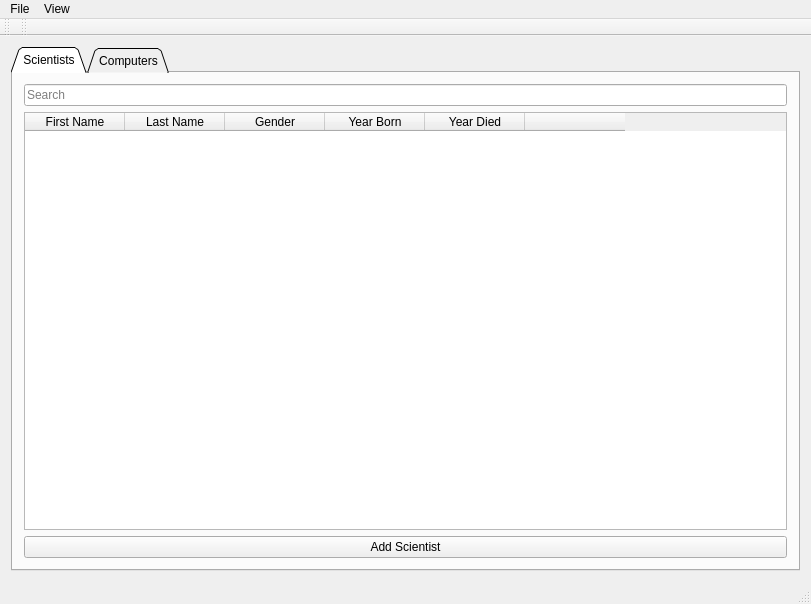
Qt form Display/mainwindow.ui (alexi15/verk1) before a commit.
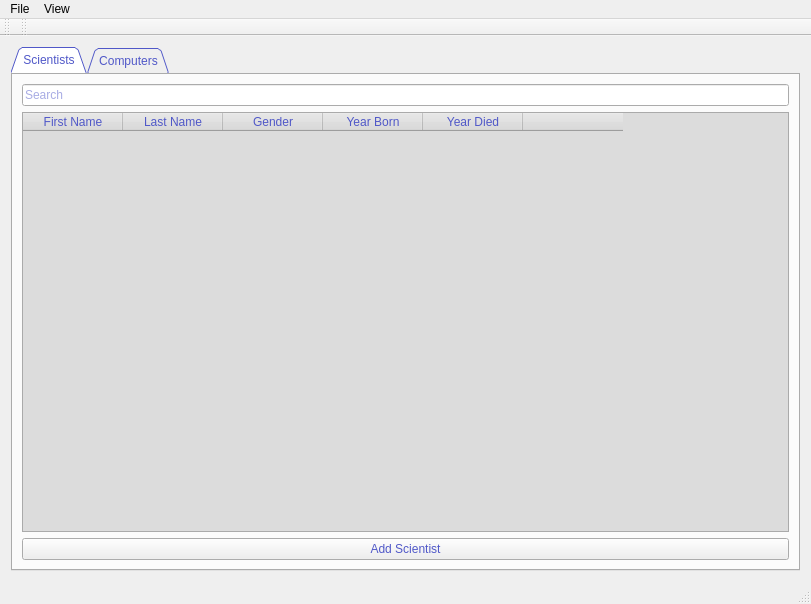
The same form after that commit.

The edit to the form file:
```diff
--- a/Display/mainwindow.ui
+++ b/Display/mainwindow.ui
@@ -17,6 +17,16 @@
    <layout class="QVBoxLayout" name="verticalLayout">
     <item>
      <widget class="QTabWidget" name="tabList">
+      <property name="styleSheet">
+       <string notr="true">color: rgb(0, 0, 255);
+font: 75 8pt &quot;MS Shell Dlg 2&quot;;
+font: 75 8pt &quot;MS Shell Dlg 2&quot;;
+gridline-color: rgb(157, 76, 255);
+border-top-color: rgb(85, 0, 255);
+border-color: rgb(170, 170, 255);
+color: rgb(80, 88, 200);
+alternate-background-color: rgb(102, 128, 200);</string>
+      </property>
       <property name="tabShape">
        <enum>QTabWidget::Triangular</enum>
       </property>
@@ -51,6 +61,13 @@
             <property name="acceptDrops">
              <bool>false</bool>
             </property>
+            <property name="styleSheet">
+             <string notr="true">background-color: rgb(220, 220, 220);
+font: italic 8pt &quot;MS Shell Dlg 2&quot;;
+font: 75 8pt &quot;MS Shell Dlg 2&quot;;
+
+selection-background-color: rgb(255, 0, 127);</string>
+            </property>
             <property name="verticalScrollBarPolicy">
              <enum>Qt::ScrollBarAsNeeded</enum>
             </property>
```
Left out of the diff: 7 changed lines with no effect on the pictures.
